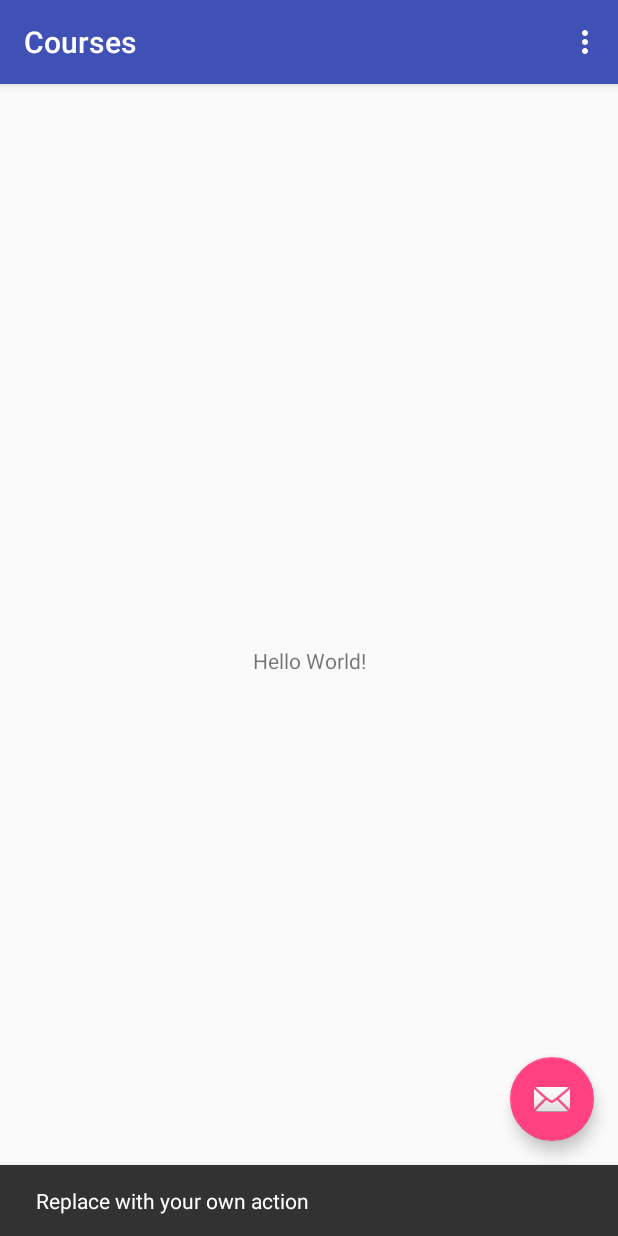
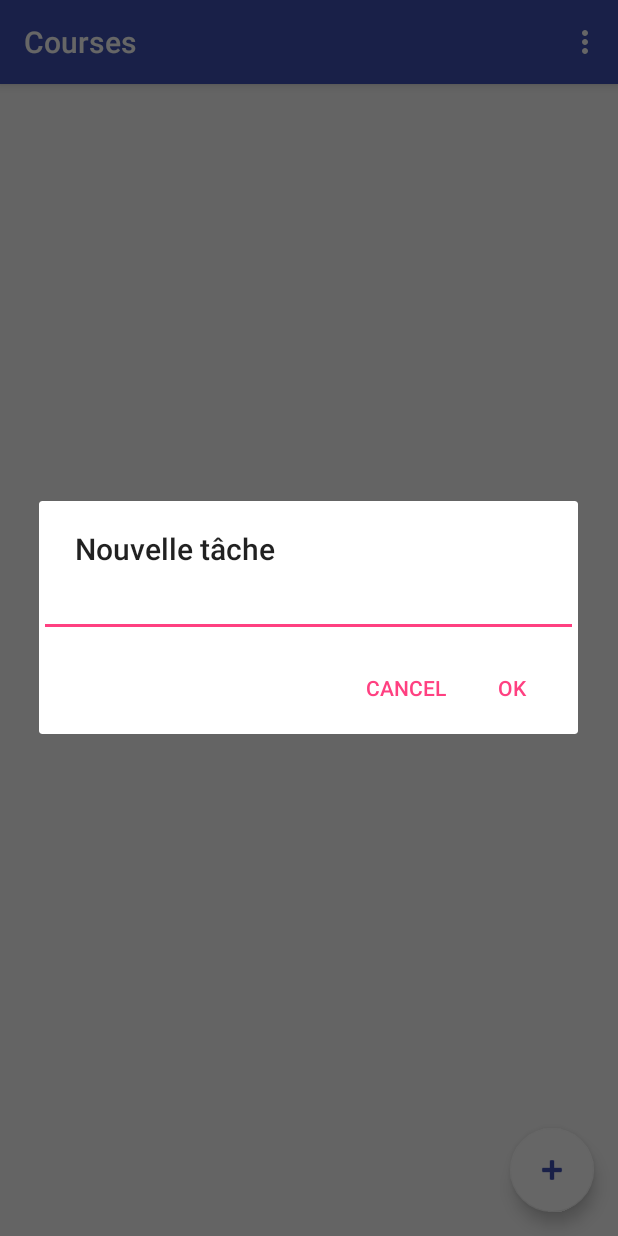
Before and after one commit to Horrih/Courses, an Android app: the screen it shows after launch (MainActivity), after a tap on an icon or button, on a phone screen of 412 x 824 dp. Run offline under Robolectric (Android 15) with nearby library versions, the phone set to English and light mode, and no system bars.

Commit message:
Première version avec ajout d'objets dans la liste

```diff
--- a/app/src/main/java/charles/courses/MainActivity.java
+++ b/app/src/main/java/charles/courses/MainActivity.java
@@ -1,5 +1,6 @@
 package charles.courses;
 
+import android.content.DialogInterface;
 import android.os.Bundle;
 import android.support.design.widget.FloatingActionButton;
 import android.support.design.widget.Snackbar;
@@ -8,8 +9,16 @@ import android.support.v7.widget.Toolbar;
 import android.view.View;
 import android.view.Menu;
 import android.view.MenuItem;
+import android.app.AlertDialog;
+import android.support.design.widget.TextInputEditText;
+import android.widget.ListView;
+import android.widget.ArrayAdapter;
+import java.util.ArrayList;
 
 public class MainActivity extends AppCompatActivity {
+
+    protected ListView list_;
+    protected ArrayList<String> items_ = new ArrayList<>();
 
     @Override
     protected void onCreate(Bundle savedInstanceState) {
@@ -18,12 +27,33 @@ public class MainActivity extends AppCompatActivity {
         Toolbar toolbar = (Toolbar) findViewById(R.id.toolbar);
         setSupportActionBar(toolbar);
 
-        FloatingActionButton fab = (FloatingActionButton) findViewById(R.id.fab);
+        list_=findViewById(R.id.VuePrinci);
+        ArrayAdapter<String> adapter=new ArrayAdapter<>(MainActivity.this, android.R.layout.simple_list_item_1, items_);
+        list_.setAdapter(adapter);
+
+        FloatingActionButton fab = findViewById(R.id.fab);
         fab.setOnClickListener(new View.OnClickListener() {
             @Override
-            public void onClick(View view) {
-                Snackbar.make(view, "Replace with your own action", Snackbar.LENGTH_LONG)
-                        .setAction("Action", null).show();
+            public void onClick(final View view) {
+                AlertDialog.Builder builder = new AlertDialog.Builder(MainActivity.this);
+                builder.setTitle("Nouvelle tâche");
+                final TextInputEditText input = new TextInputEditText(MainActivity.this);
+                builder.setView(input);
+
+                // Set up the buttons
+                builder.setPositiveButton("OK", new DialogInterface.OnClickListener() {
+                    @Override
+                    public void onClick(DialogInterface dialog, int which) {
+                        items_.add( input.getText().toString() );
+                    }
+                }).setNegativeButton("Cancel", new DialogInterface.OnClickListener() {
+                    @Override
+                    public void onClick(DialogInterface dialog, int which) {
+                        dialog.cancel();
+                    }
+                });
+
+                builder.show();
             }
         });
     }
--- a/app/src/main/res/layout/activity_main.xml
+++ b/app/src/main/res/layout/activity_main.xml
@@ -28,6 +28,8 @@
         android:layout_height="wrap_content"
         android:layout_gravity="bottom|end"
         android:layout_margin="@dimen/fab_margin"
-        app:srcCompat="@android:drawable/ic_dialog_email" />
+        android:tint="@color/colorPrimary"
+        app:backgroundTint="@android:color/background_light"
+        app:srcCompat="@android:drawable/ic_input_add" />
 
 </android.support.design.widget.CoordinatorLayout>
--- a/app/src/main/res/layout/content_main.xml
+++ b/app/src/main/res/layout/content_main.xml
@@ -8,13 +8,8 @@
     tools:context="charles.courses.MainActivity"
     tools:showIn="@layout/activity_main">
 
-    <TextView
-        android:layout_width="wrap_content"
-        android:layout_height="wrap_content"
-        android:text="Hello World!"
-        app:layout_constraintBottom_toBottomOf="parent"
-        app:layout_constraintLeft_toLeftOf="parent"
-        app:layout_constraintRight_toRightOf="parent"
-        app:layout_constraintTop_toTopOf="parent" />
-
+    <ListView
+        android:id="@+id/VuePrinci"
+        android:layout_width="match_parent"
+        android:layout_height="match_parent" />
 </android.support.constraint.ConstraintLayout>
--- a/app/src/main/res/values/colors.xml
+++ b/app/src/main/res/values/colors.xml
@@ -1,6 +1,6 @@
 <?xml version="1.0" encoding="utf-8"?>
 <resources>
-    <color name="colorPrimary">#3F51B5</color>
+    <color name="colorPrimary">#3f51b5</color>
     <color name="colorPrimaryDark">#303F9F</color>
     <color name="colorAccent">#FF4081</color>
 </resources>
```
